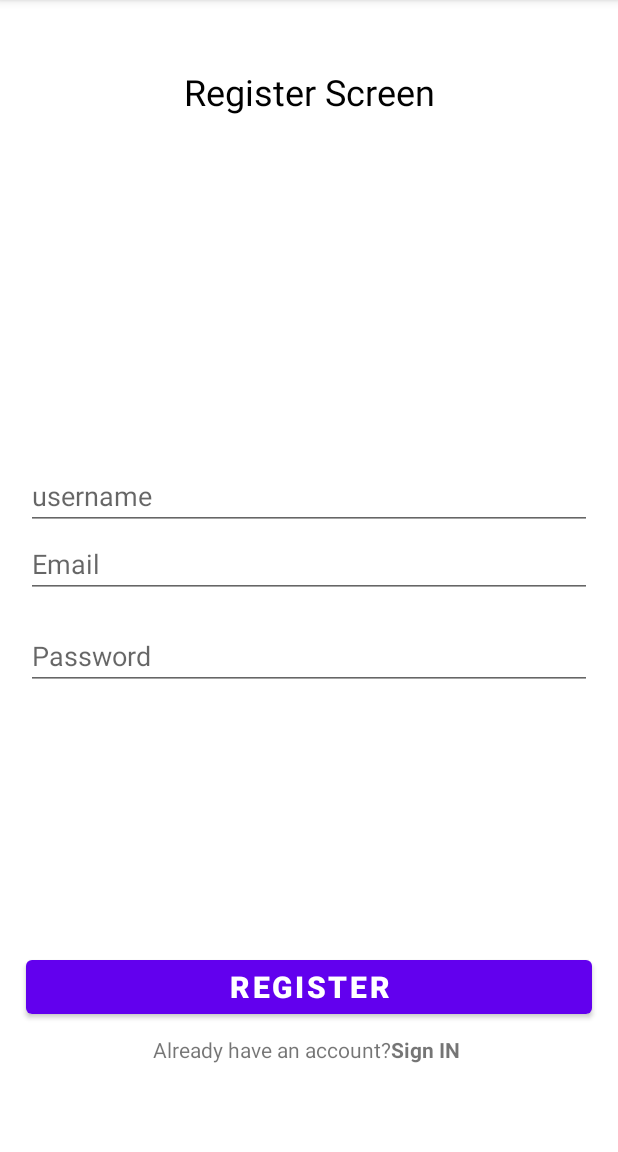
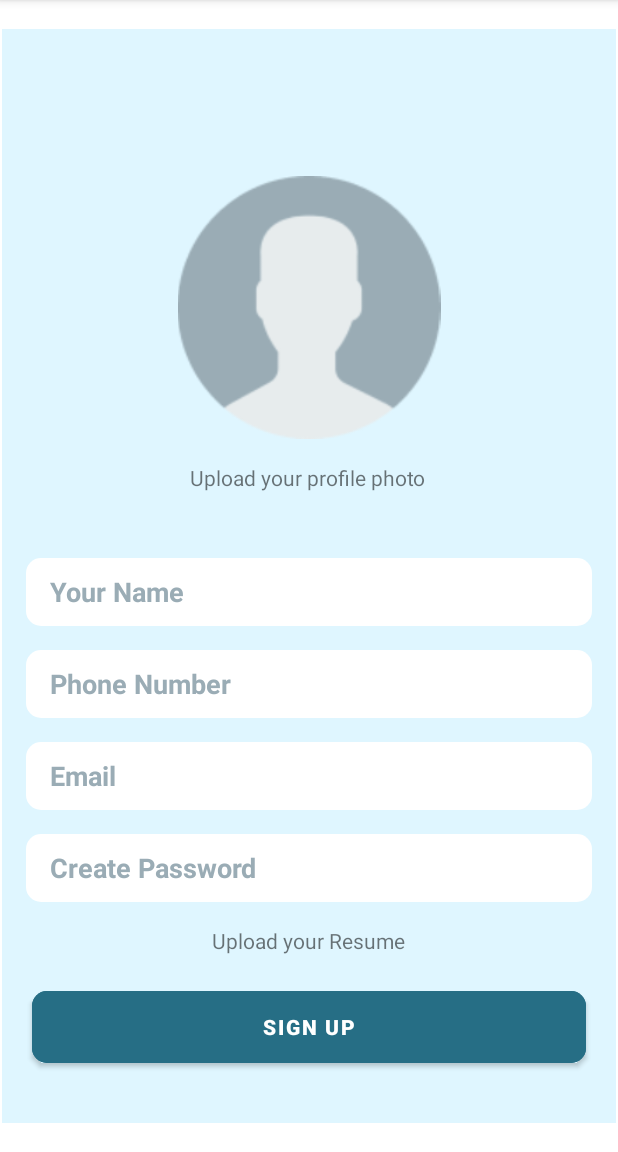
Before and after one commit to DSC-JSS-NOIDA/RapidHire, an Android app: the RegisterFragment screen opened through its navigation route, on a phone screen of 412 x 824 dp, the part 84-1236 px from its top. Run offline under Robolectric (Android 15) with nearby library versions, the phone set to English and light mode, and no system bars; 2 statements that could not run were skipped.

Commit message:
Added UI of Register fragment.

```diff
--- /dev/null
+++ b/app/src/main/res/drawable/custom_btn.xml
@@ -0,0 +1,11 @@
+<?xml version="1.0" encoding="utf-8"?>
+<selector xmlns:android="http://schemas.android.com/apk/res/android">
+
+    <item>
+        <shape android:shape="rectangle">
+            <solid android:color="#266E85"/>
+            <corners android:radius="10dp"/>
+        </shape>
+    </item>
+
+</selector>
--- /dev/null
+++ b/app/src/main/res/drawable/custom_input.xml
@@ -0,0 +1,12 @@
+<?xml version="1.0" encoding="utf-8"?>
+<!-- res/drawable/rounded_edittext.xml -->
+<shape xmlns:android="http://schemas.android.com/apk/res/android"
+
+    android:shape="rectangle" >
+
+    <solid android:color="#FFFFFF" />
+
+    <corners
+        android:radius="10dp" />
+
+</shape>
--- a/app/src/main/res/layout/fragment_register.xml
+++ b/app/src/main/res/layout/fragment_register.xml
@@ -1,100 +1,144 @@
 <?xml version="1.0" encoding="utf-8"?>
-<FrameLayout xmlns:android="http://schemas.android.com/apk/res/android"
+<androidx.constraintlayout.widget.ConstraintLayout xmlns:android="http://schemas.android.com/apk/res/android"
+    xmlns:app="http://schemas.android.com/apk/res-auto"
     xmlns:tools="http://schemas.android.com/tools"
     android:layout_width="match_parent"
     android:layout_height="match_parent"
-    xmlns:app="http://schemas.android.com/apk/res-auto"
+    android:background="@color/blue"
     tools:context=".fragments.RegisterFragment">
 
+
+    <ImageView
+        android:id="@+id/imageView"
+        android:layout_width="match_parent"
+        android:layout_height="175dp"
+        android:layout_marginBottom="16dp"
+        android:src="@drawable/profilepic"
+        app:layout_constraintBottom_toTopOf="@+id/textView2"
+        app:layout_constraintEnd_toEndOf="parent"
+        app:layout_constraintHorizontal_bias="0.0"
+        app:layout_constraintStart_toStartOf="parent"
+       />
+
     <TextView
+        android:id="@+id/textView2"
+        android:layout_width="wrap_content"
+        android:layout_height="wrap_content"
+        android:layout_marginBottom="44dp"
+        android:text="Upload your profile photo"
+        app:layout_constraintBottom_toTopOf="@+id/linearLayout"
+        app:layout_constraintEnd_toEndOf="parent"
+        app:layout_constraintHorizontal_bias="0.498"
+        app:layout_constraintStart_toStartOf="parent" />
+
+    <LinearLayout
+        android:id="@+id/linearLayout"
         android:layout_width="match_parent"
         android:layout_height="wrap_content"
-        android:text="Register Screen"
-        android:textSize="24sp"
-        android:textColor="@color/black"
-        android:textAlignment="center"
-        android:layout_marginTop="25dp"/>
+        android:layout_gravity="center_vertical"
+        android:layout_margin="16dp"
+        android:orientation="vertical"
 
-    <LinearLayout
-        android:layout_width="match_parent"
-        android:layout_height="wrap_content"
-        android:layout_margin="16dp"
-        android:layout_gravity="center_vertical"
-        android:orientation="vertical">
+        app:layout_constraintBottom_toTopOf="@+id/textView"
+        app:layout_constraintEnd_toEndOf="parent"
+        app:layout_constraintHorizontal_bias="0.5"
+        app:layout_constraintStart_toStartOf="parent">
+
         <EditText
             android:id="@+id/etusername"
             android:layout_width="match_parent"
-            android:layout_height="wrap_content"
-            android:ems="10"
-            android:hint="username"
-            android:inputType="textEmailAddress" />
+            android:layout_height="45sp"
+            android:background="@drawable/custom_input"
+            android:hint="Your Name"
+            android:inputType="textEmailAddress"
+            android:paddingLeft="16dp"
+            android:textColorHint="@color/grey"
+            android:textStyle="bold"
 
+            />
 
         <EditText
-            android:id="@+id/etEmail"
+            android:id="@+id/phonenumber"
             android:layout_width="match_parent"
-            android:layout_height="wrap_content"
-            android:ems="10"
+            android:layout_height="45sp"
+            android:layout_marginTop="16dp"
+            android:background="@drawable/custom_input"
+            android:hint="Phone Number"
+            android:inputType="phone"
+            android:paddingLeft="16dp"
+            android:textColorHint="@color/grey"
+            android:textStyle="bold" />
+
+        <EditText
+            android:id="@+id/etemail"
+            android:layout_width="match_parent"
+            android:layout_height="45sp"
+            android:layout_marginTop="16dp"
+            android:background="@drawable/custom_input"
             android:hint="Email"
-            android:inputType="textEmailAddress" />
+            android:inputType="textEmailAddress"
+            android:paddingLeft="16dp"
+            android:textColorHint="@color/grey"
+            android:textStyle="bold" />
+
         <EditText
             android:id="@+id/etPassword"
             android:layout_width="match_parent"
-            android:layout_height="wrap_content"
-            android:ems="10"
-            android:hint="Password"
+            android:layout_height="45sp"
             android:layout_marginTop="16dp"
-            android:inputType="textPassword" />
+            android:background="@drawable/custom_input"
+            android:hint="Create Password"
+            android:inputType="textPassword"
+            android:paddingLeft="16dp"
+            android:textColorHint="@color/grey"
+            android:textStyle="bold" />
 
     </LinearLayout>
 
+    <TextView
+        android:id="@+id/textView"
+        android:layout_width="wrap_content"
+        android:layout_height="wrap_content"
+        android:layout_marginBottom="112dp"
+        android:text="Upload your Resume"
+        app:layout_constraintBottom_toBottomOf="parent"
+        app:layout_constraintEnd_toEndOf="parent"
+        app:layout_constraintHorizontal_bias="0.498"
+        app:layout_constraintStart_toStartOf="parent" />
+
     <LinearLayout
+        android:id="@+id/linearLayout2"
         android:layout_width="match_parent"
+        android:layout_height="wrap_content"
         android:layout_gravity="bottom"
-        android:layout_marginBottom="40dp"
-        android:layout_height="wrap_content"
-        android:orientation="vertical">
+        android:layout_marginBottom="118dp"
+        android:orientation="vertical"
+        app:layout_constraintBottom_toTopOf="@+id/imageView"
+        app:layout_constraintEnd_toEndOf="parent"
+        app:layout_constraintHorizontal_bias="0.5"
+        app:layout_constraintStart_toStartOf="parent"
+        app:layout_constraintTop_toTopOf="parent">
 
-        <Button
-            android:id="@+id/btn_login"
-            app:layout_constraintEnd_toEndOf="parent"
-            app:layout_constraintStart_toStartOf="parent"
-            android:layout_width="match_parent"
-            android:layout_height="wrap_content"
-            android:layout_marginStart="16dp"
-            android:layout_marginBottom="5dp"
-            android:layout_marginTop="30dp"
-            android:layout_marginEnd="16dp"
-            android:gravity="center"
-            android:text="rEGISTER"
-            android:textSize="20sp"
-            android:textStyle="bold" />
-        <LinearLayout
-            android:layout_width="match_parent"
-            android:layout_height="wrap_content"
-            android:id="@+id/No_Account"
-            android:gravity="center"
-            android:orientation="horizontal" >
-
-            <TextView
-                android:layout_width="wrap_content"
-                android:layout_height="wrap_content"
-                android:id="@+id/tv_Account"
-                android:layout_gravity="center"
-                android:layout_marginTop="2dp"
-                android:text="Already have an account?"/>
-
-            <TextView
-                android:layout_width="wrap_content"
-                android:layout_height="wrap_content"
-                android:id="@+id/tv_signin"
-                android:layout_gravity="center"
-                android:layout_marginTop="2dp"
-                android:text="Sign IN "
-                android:textStyle="bold"/>
-        </LinearLayout>
 
     </LinearLayout>
 
+    <Button
+        android:id="@+id/signUp"
+        android:layout_width="match_parent"
+        android:layout_height="60dp"
+        android:layout_marginStart="20dp"
+        android:layout_marginEnd="20dp"
+        android:backgroundTint="#266E85"
+        android:text="Sign Up"
+        android:textColor="@color/white"
+        android:textStyle="bold"
+        app:cornerRadius="10dp"
+        app:layout_constraintBottom_toBottomOf="parent"
+        app:layout_constraintEnd_toEndOf="parent"
+        app:layout_constraintHorizontal_bias="1.0"
+        app:layout_constraintStart_toStartOf="parent"
+        app:layout_constraintTop_toTopOf="parent"
+        app:layout_constraintVertical_bias="0.949" />
 
-</FrameLayout>
+
+</androidx.constraintlayout.widget.ConstraintLayout>
--- a/app/src/main/res/values/colors.xml
+++ b/app/src/main/res/values/colors.xml
@@ -7,5 +7,9 @@
     <color name="teal_700">#FF018786</color>
     <color name="black">#FF000000</color>
     <color name="white">#FFFFFFFF</color>
+    <color name="green">#266E85</color>
+    <color name="blue">#DFF6FF</color>
+    <color name="transparent">#00000000</color>
+    <color name="grey">#9AACB5</color>
 
 </resources>
```
Also changed, not shown: app/src/main/res/drawable/profilepic.png (added).
